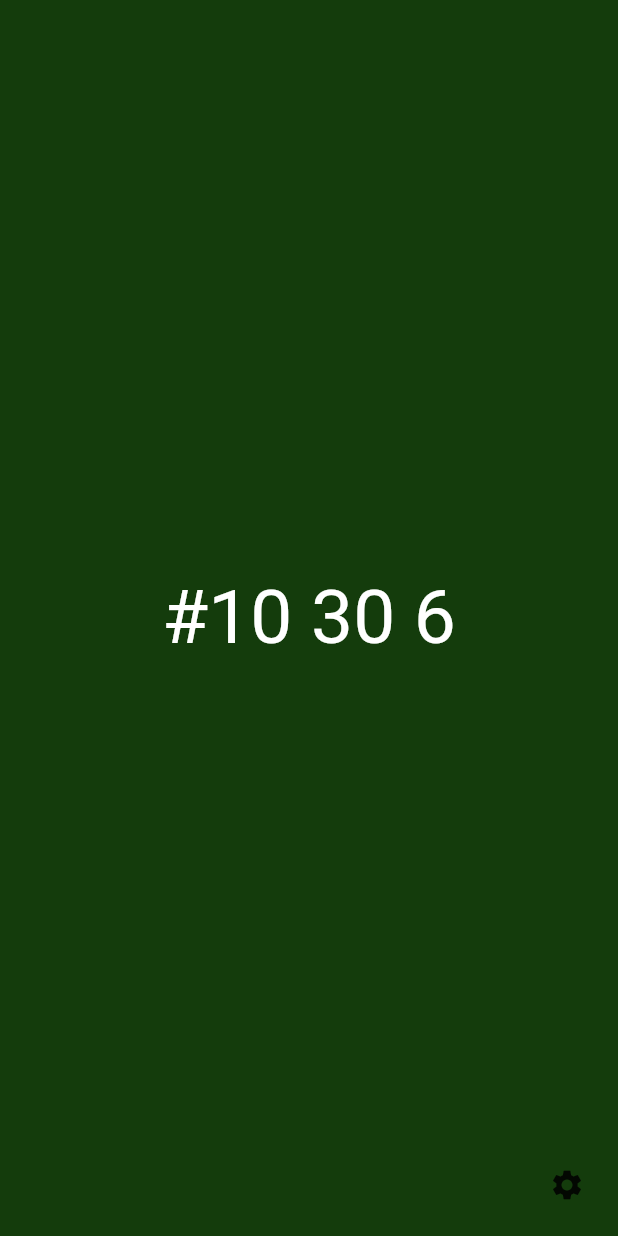
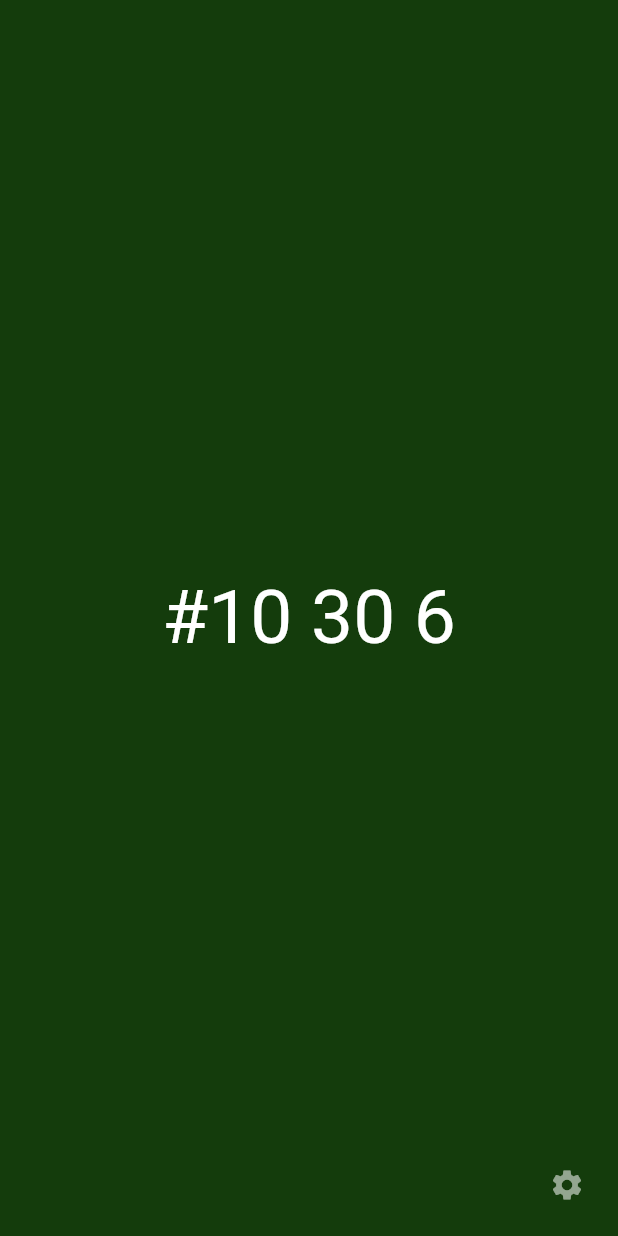
Before and after one commit to Germain-L/hecksclock, a Flutter app: the screen it shows after launch, on a phone screen of 412 x 824 dp. Run offline on Flutter 3.47's test engine with Material 2 defaults, Android fonts, the phone set to English and light mode, and no system bars.

Commit message:
settings icon colour change

```diff
--- a/lib/clock.dart
+++ b/lib/clock.dart
@@ -105,7 +105,7 @@ class _ClockState extends State<Clock> {
               right: 10,
               bottom: 10,
               child: IconButton(
-                icon: Icon(Icons.settings),
+                icon: Icon(Icons.settings, color: Colors.white54,),
                 onPressed: () => animateOpacity()
               ),
             ),
```
